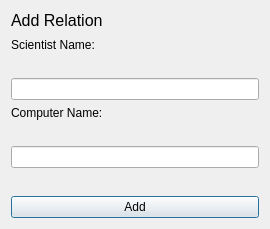
The window that addrelationwindow.ui (athenabjorg/sacr) describes before a commit, drawn with Qt 5.
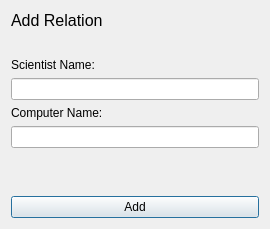
The same window after the commit.

```diff
--- a/addrelationwindow.ui
+++ b/addrelationwindow.ui
@@ -40,6 +40,8 @@
     </spacer>
    </item>
    <item>
+    <layout class="QHBoxLayout" name="horizontalLayout">
+     <item>
     <widget class="QLabel" name="scientistNameLabel">
      <property name="text">
       <string>Scientist Name:</string>
@@ -53,10 +55,14 @@
      </property>
     </widget>
    </item>
+    </layout>
+   </item>
    <item>
     <widget class="QLineEdit" name="scientistNameInput"/>
    </item>
    <item>
+    <layout class="QHBoxLayout" name="horizontalLayout_2">
+     <item>
     <widget class="QLabel" name="computerNameInput">
      <property name="text">
       <string>Computer Name:</string>
@@ -69,6 +75,8 @@
       <string/>
      </property>
     </widget>
+     </item>
+    </layout>
    </item>
    <item>
     <widget class="QLineEdit" name="computerNameInput_2"/>
```
Lines whose indentation alone changed are shown as unchanged.
